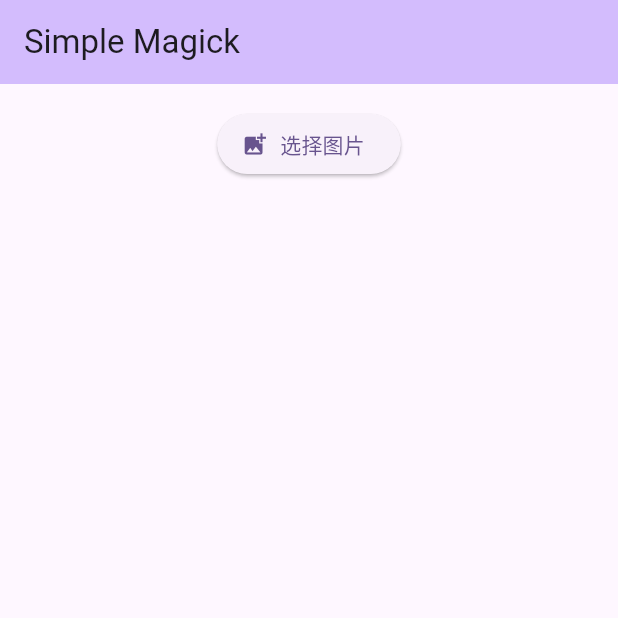
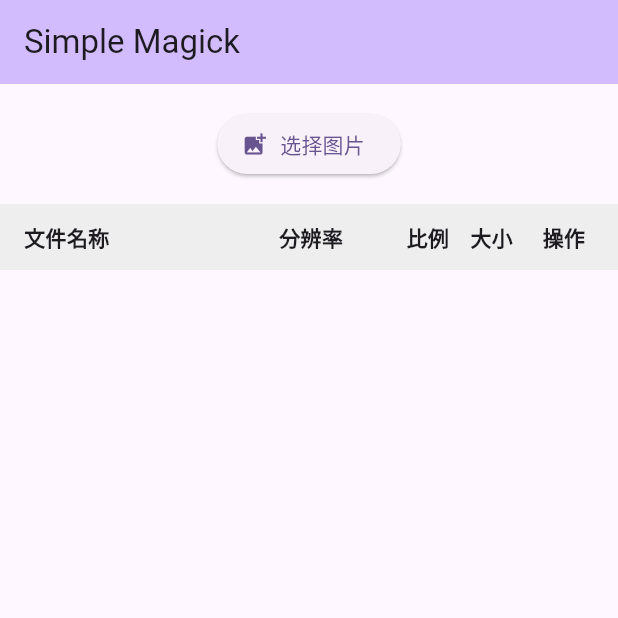
Before and after one commit to Akiyama-Sanjin/simple_magick, a Flutter app: the screen it shows after launch, on a phone screen of 412 x 824 dp, the top half of it. Run offline on Flutter 3.47's test engine with Material 3 defaults, Android fonts, the phone set to English and light mode, and no system bars; our stand-ins replace file_picker.

Commit message:
Update main.dart

```diff
--- a/lib/main.dart
+++ b/lib/main.dart
@@ -141,36 +141,92 @@ class _MyHomePageState extends State<MyHomePage> {
               padding: EdgeInsets.all(8.0),
               child: CircularProgressIndicator(),
             ),
+          // Table Header
+          Container(
+            padding: const EdgeInsets.symmetric(
+              horizontal: 16.0,
+              vertical: 12.0,
+            ),
+            color: Colors.grey.shade200,
+            child: const Row(
+              children: [
+                Expanded(
+                  flex: 4,
+                  child: Text(
+                    '文件名称',
+                    style: TextStyle(fontWeight: FontWeight.bold),
+                  ),
+                ),
+                Expanded(
+                  flex: 2,
+                  child: Text(
+                    '分辨率',
+                    style: TextStyle(fontWeight: FontWeight.bold),
+                  ),
+                ),
+                Expanded(
+                  flex: 1,
+                  child: Text(
+                    '比例',
+                    style: TextStyle(fontWeight: FontWeight.bold),
+                  ),
+                ),
+                Expanded(
+                  flex: 1,
+                  child: Text(
+                    '大小',
+                    style: TextStyle(fontWeight: FontWeight.bold),
+                  ),
+                ),
+                SizedBox(
+                  width: 40,
+                  child: Text(
+                    '操作',
+                    style: TextStyle(fontWeight: FontWeight.bold),
+                    textAlign: TextAlign.center,
+                  ),
+                ),
+              ],
+            ),
+          ),
           Expanded(
             child: ListView.separated(
               itemCount: _images.length,
-              separatorBuilder: (context, index) => const Divider(),
+              separatorBuilder: (context, index) => const Divider(height: 1),
               itemBuilder: (context, index) {
                 final item = _images[index];
-                return ListTile(
-                  leading: Image.file(
-                    File(item.path),
-                    width: 50,
-                    height: 50,
-                    fit: BoxFit.cover,
-                    errorBuilder: (context, error, stackTrace) =>
-                        const Icon(Icons.error),
+                return Padding(
+                  padding: const EdgeInsets.symmetric(
+                    horizontal: 16.0,
+                    vertical: 12.0,
                   ),
-                  title: Text(
-                    item.name,
-                    maxLines: 1,
-                    overflow: TextOverflow.ellipsis,
+                  child: Row(
+                    children: [
+                      Expanded(
+                        flex: 4,
+                        child: Text(item.name, overflow: TextOverflow.ellipsis),
                       ),
-                  subtitle: Text(
-                    '分辨率: ${item.resolution} | 大小: ${item.sizeString} | 比例: ${item.aspectRatio}',
+                      Expanded(flex: 2, child: Text(item.resolution)),
+                      Expanded(flex: 1, child: Text(item.aspectRatio)),
+                      Expanded(flex: 1, child: Text(item.sizeString)),
+                      SizedBox(
+                        width: 40,
+                        child: IconButton(
+                          icon: const Icon(
+                            Icons.delete,
+                            color: Colors.red,
+                            size: 20,
                           ),
-                  trailing: IconButton(
-                    icon: const Icon(Icons.delete),
                           onPressed: () {
                             setState(() {
                               _images.removeAt(index);
                             });
                           },
+                          padding: EdgeInsets.zero,
+                          constraints: const BoxConstraints(),
+                        ),
+                      ),
+                    ],
                   ),
                 );
               },
```
Lines whose indentation alone changed are shown as unchanged.
